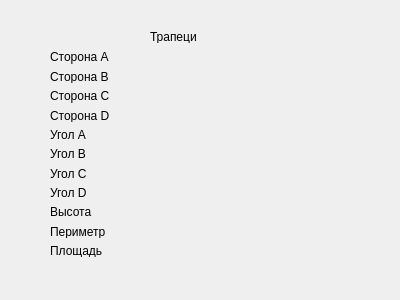
The window that FigureListShow/showtrapezoid.ui (momooshi/GeometryAssistance) describes before a commit, drawn with Qt 5.
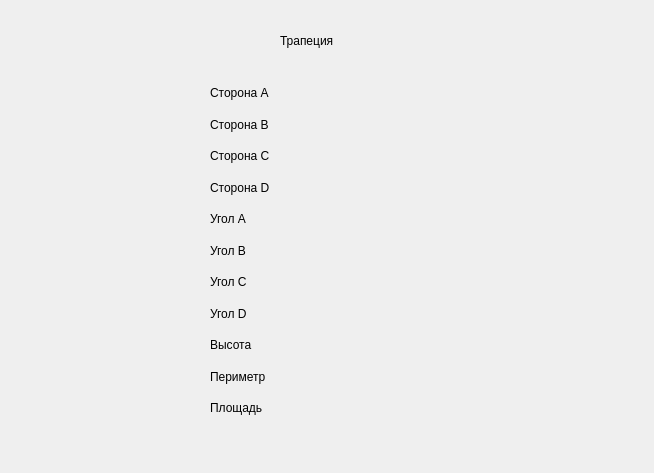
The same window after the commit.

Diff of the .ui file:
```diff
--- a/FigureListShow/showtrapezoid.ui
+++ b/FigureListShow/showtrapezoid.ui
@@ -6,8 +6,8 @@
    <rect>
     <x>0</x>
     <y>0</y>
-    <width>400</width>
-    <height>300</height>
+    <width>654</width>
+    <height>473</height>
    </rect>
   </property>
   <property name="windowTitle">
@@ -16,10 +16,10 @@
   <widget class="QLabel" name="label">
    <property name="geometry">
     <rect>
-     <x>150</x>
-     <y>30</y>
-     <width>47</width>
-     <height>13</height>
+     <x>280</x>
+     <y>20</y>
+     <width>241</width>
+     <height>41</height>
     </rect>
    </property>
    <property name="text">
@@ -29,10 +29,10 @@
   <widget class="QWidget" name="layoutWidget">
    <property name="geometry">
     <rect>
-     <x>50</x>
-     <y>50</y>
-     <width>271</width>
-     <height>207</height>
+     <x>210</x>
+     <y>80</y>
+     <width>301</width>
+     <height>341</height>
     </rect>
    </property>
    <layout class="QHBoxLayout" name="horizontalLayout">
```
